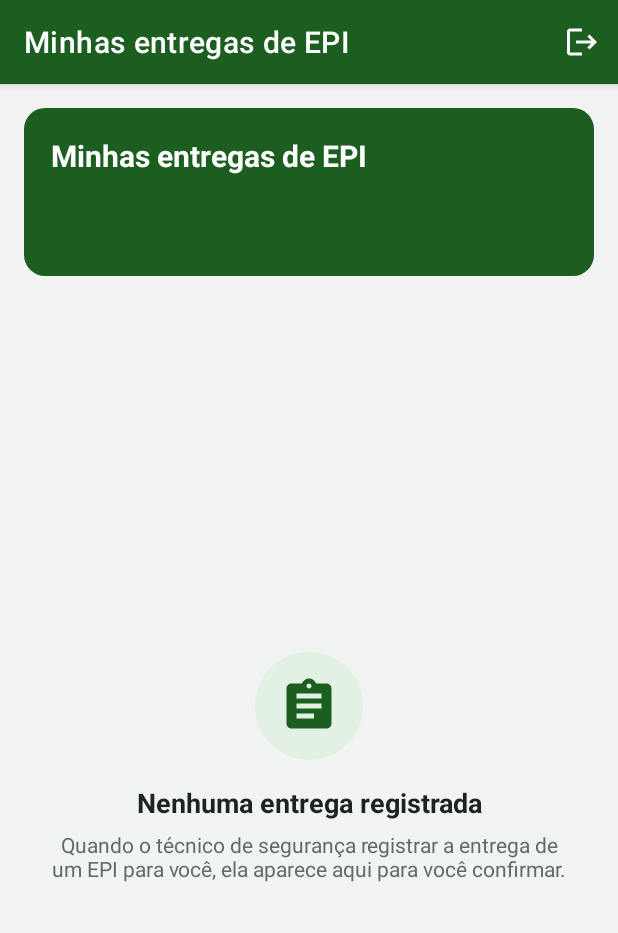
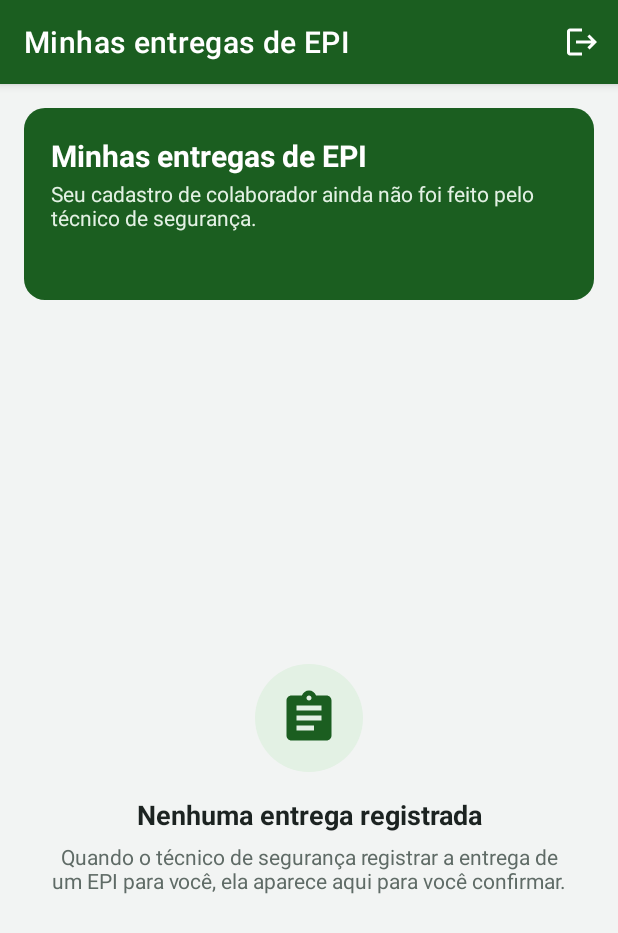
Before and after one commit to pedpalma/controleDeEPIMobile, an Android app: the MinhasEntregasActivity screen opened directly, with no data from a screen before it, on a phone screen of 412 x 824 dp. Shown: the top 933 px of the screen. Run offline under Robolectric (Android 15) with nearby library versions, the phone set to English and light mode, and no system bars; our stand-ins replace Firebase (no records; nobody signed in at launch, a user with empty details on screens opened directly).

Commit message:
feat: colaborador vê as próprias entregas em tempo real

```diff
--- a/app/src/main/java/br/senai/sp/controleepi/MinhasEntregasActivity.java
+++ b/app/src/main/java/br/senai/sp/controleepi/MinhasEntregasActivity.java
@@ -4,13 +4,44 @@ import android.os.Bundle;
 import android.view.Menu;
 import android.view.MenuItem;
 import android.view.View;
+import android.widget.ProgressBar;
+import android.widget.TextView;
 
 import androidx.annotation.NonNull;
 import androidx.appcompat.app.AppCompatActivity;
+import androidx.recyclerview.widget.LinearLayoutManager;
+import androidx.recyclerview.widget.RecyclerView;
 
+import com.google.firebase.firestore.FirebaseFirestore;
+import com.google.firebase.firestore.ListenerRegistration;
+import com.google.firebase.firestore.QueryDocumentSnapshot;
+
+import java.util.ArrayList;
+import java.util.List;
+
+import br.senai.sp.controleepi.adapter.EntregaAdapter;
+import br.senai.sp.controleepi.model.Colaborador;
+import br.senai.sp.controleepi.model.Entrega;
+import br.senai.sp.controleepi.util.Colecoes;
+import br.senai.sp.controleepi.util.MensagensFirebase;
 import br.senai.sp.controleepi.util.Sessao;
 
 public class MinhasEntregasActivity extends AppCompatActivity {
+
+    private RecyclerView lista;
+    private ProgressBar progresso;
+    private View blocoVazio;
+    private TextView txtVazioTitulo;
+    private TextView txtVazioDica;
+    private TextView txtNomeColaborador;
+    private TextView txtDadosColaborador;
+    private TextView txtPendentes;
+
+    private final FirebaseFirestore banco = FirebaseFirestore.getInstance();
+    private final List<Entrega> entregas = new ArrayList<>();
+    private EntregaAdapter adapter;
+    private ListenerRegistration registro;
+    private String uid;
 
     @Override
     protected void onCreate(Bundle savedInstanceState) {
@@ -18,8 +49,112 @@ public class MinhasEntregasActivity extends AppCompatActivity {
         setContentView(R.layout.activity_minhas_entregas);
         setTitle(R.string.titulo_minhas_entregas);
 
-        findViewById(R.id.progresso).setVisibility(View.GONE);
-        findViewById(R.id.blocoVazio).setVisibility(View.VISIBLE);
+        uid = Sessao.uid();
+        if (uid == null) {
+            Sessao.sair(this);
+            return;
+        }
+
+        lista = findViewById(R.id.listaEntregas);
+        progresso = findViewById(R.id.progresso);
+        blocoVazio = findViewById(R.id.blocoVazio);
+        txtVazioTitulo = findViewById(R.id.txtVazioTitulo);
+        txtVazioDica = findViewById(R.id.txtVazioDica);
+        txtNomeColaborador = findViewById(R.id.txtNomeColaborador);
+        txtDadosColaborador = findViewById(R.id.txtDadosColaborador);
+        txtPendentes = findViewById(R.id.txtPendentes);
+
+        adapter = new EntregaAdapter(entregas);
+        lista.setLayoutManager(new LinearLayoutManager(this));
+        lista.setAdapter(adapter);
+
+        carregarCadastro();
+    }
+
+    @Override
+    protected void onStart() {
+        super.onStart();
+        if (uid == null) {
+            return;
+        }
+        registro = banco.collection(Colecoes.ENTREGAS)
+                .whereEqualTo("colaboradorUid", uid)
+                .addSnapshotListener((snapshot, erro) -> {
+                    progresso.setVisibility(View.GONE);
+                    if (erro != null) {
+                        mostrarVazio(getString(R.string.msg_erro_generico), MensagensFirebase.traduzir(erro));
+                        return;
+                    }
+                    entregas.clear();
+                    if (snapshot != null) {
+                        for (QueryDocumentSnapshot documento : snapshot) {
+                            entregas.add(documento.toObject(Entrega.class));
+                        }
+                    }
+                    entregas.sort((a, b) -> compararDatas(b, a));
+                    adapter.notifyDataSetChanged();
+                    atualizarPendentes();
+                    if (entregas.isEmpty()) {
+                        mostrarVazio(getString(R.string.vazio_minhas_entregas_titulo),
+                                getString(R.string.vazio_minhas_entregas_dica));
+                    } else {
+                        blocoVazio.setVisibility(View.GONE);
+                        lista.setVisibility(View.VISIBLE);
+                    }
+                });
+    }
+
+    @Override
+    protected void onStop() {
+        super.onStop();
+        if (registro != null) {
+            registro.remove();
+        }
+    }
+
+    private void carregarCadastro() {
+        banco.collection(Colecoes.COLABORADORES)
+                .document(uid)
+                .get()
+                .addOnSuccessListener(documento -> {
+                    Colaborador colaborador = documento.toObject(Colaborador.class);
+                    if (colaborador == null) {
+                        txtDadosColaborador.setText(R.string.cadastro_pendente);
+                        return;
+                    }
+                    txtNomeColaborador.setText(colaborador.getNome());
+                    txtDadosColaborador.setText("Matrícula " + colaborador.getMatricula() + " · " + colaborador.getSetor());
+                });
+    }
+
+    private void atualizarPendentes() {
+        int pendentes = 0;
+        for (Entrega entrega : entregas) {
+            if (!entrega.isConfirmado()) {
+                pendentes++;
+            }
+        }
+        if (pendentes == 0) {
+            txtPendentes.setText(entregas.isEmpty() ? "" : "Todas as entregas confirmadas");
+        } else if (pendentes == 1) {
+            txtPendentes.setText("1 entrega aguardando sua confirmação");
+        } else {
+            txtPendentes.setText(pendentes + " entregas aguardando sua confirmação");
+        }
+    }
+
+    private int compararDatas(Entrega a, Entrega b) {
+        if (a.getData() == null || b.getData() == null) {
+            return 0;
+        }
+        return a.getData().compareTo(b.getData());
+    }
+
+    private void mostrarVazio(String titulo, String dica) {
+        txtVazioTitulo.setText(titulo);
+        txtVazioDica.setText(dica);
+        blocoVazio.setVisibility(View.VISIBLE);
+        lista.setVisibility(View.GONE);
     }
 
     @Override
--- a/app/src/main/res/values/strings_minhas_entregas.xml
+++ b/app/src/main/res/values/strings_minhas_entregas.xml
@@ -4,4 +4,6 @@
     <string name="cadastro_pendente">Seu cadastro de colaborador ainda não foi feito pelo técnico de segurança.</string>
     <string name="vazio_minhas_entregas_titulo">Nenhuma entrega registrada</string>
     <string name="vazio_minhas_entregas_dica">Quando o técnico de segurança registrar a entrega de um EPI para você, ela aparece aqui para você confirmar.</string>
+    <string name="status_confirmado">Confirmado</string>
+    <string name="status_pendente">Aguardando confirmação</string>
 </resources>
```
Also changed, not shown: app/src/main/java/br/senai/sp/controleepi/adapter/EntregaAdapter.java (added, +71 -0 lines), app/src/main/res/layout/item_entrega.xml (added, +56 -0 lines).
